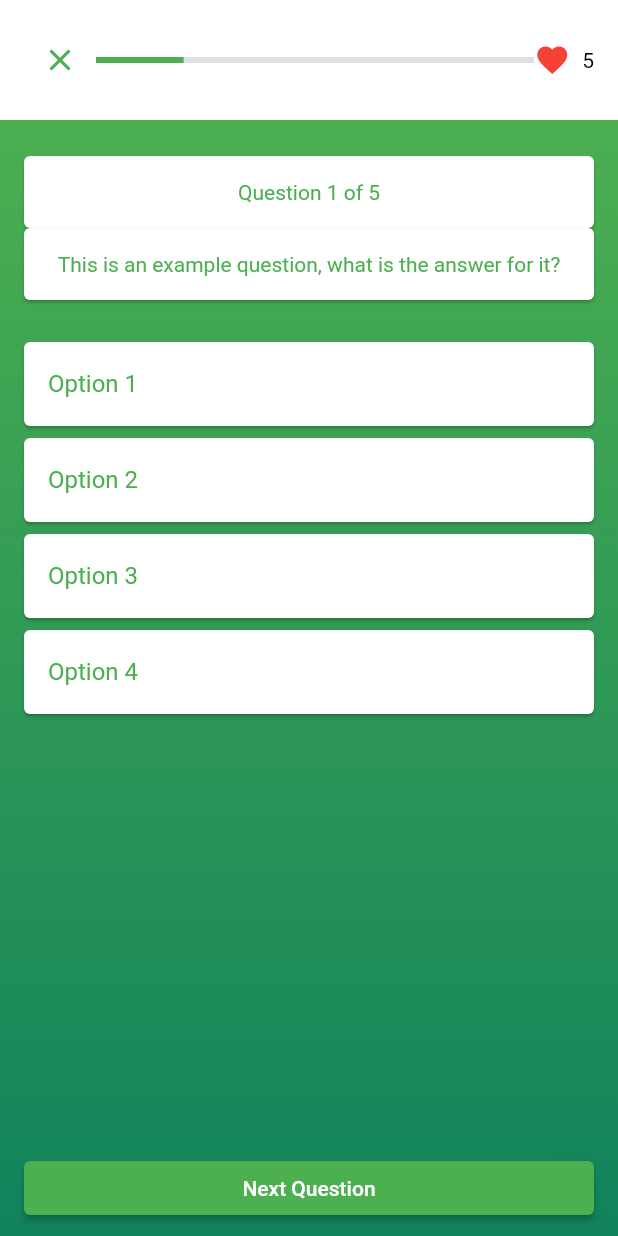
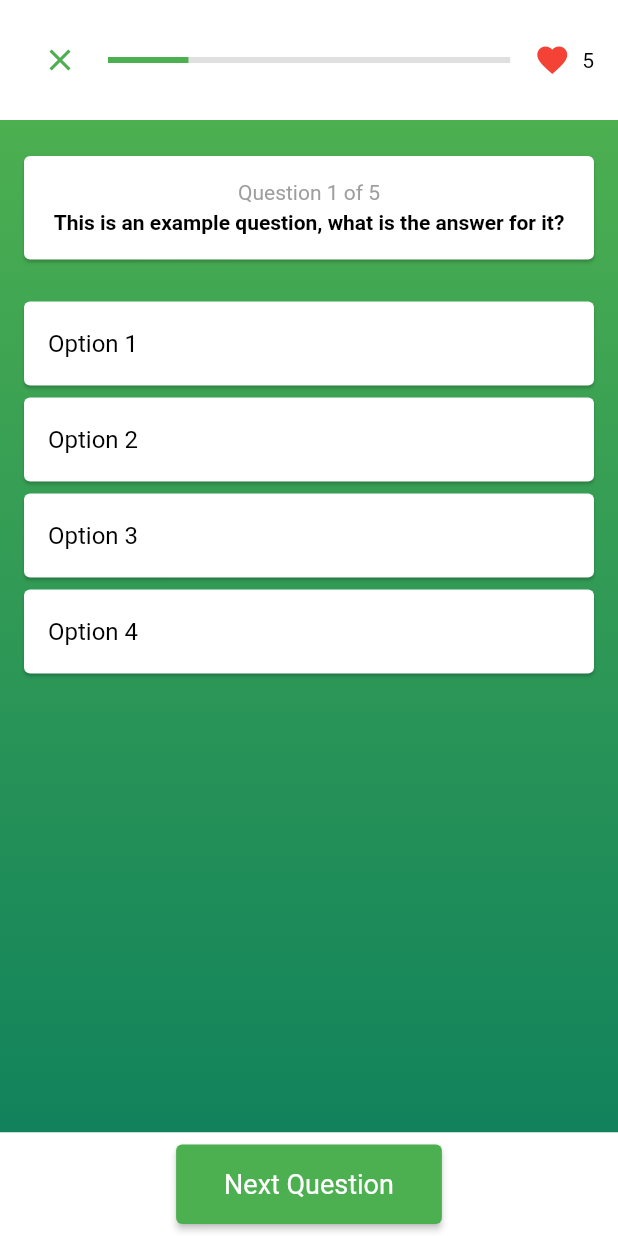
Before and after one commit to kygoben/hackutd, a Flutter app: the screen it shows after launch, after a tap on an icon or button, on a phone screen of 412 x 824 dp. Run offline on Flutter 3.47's test engine with Material 2 defaults, Android fonts, the phone set to English and light mode, and no system bars.

Commit message:
UI changes for sizing, added container wrapper. Altered minor things for icons like padding.

```diff
--- a/finteach/lib/Presentation/lesson_page.dart
+++ b/finteach/lib/Presentation/lesson_page.dart
@@ -18,9 +18,13 @@ class LessonPage extends StatelessWidget {
               mainAxisAlignment: MainAxisAlignment.spaceBetween,
               children: [
                 _buildCloseButton(context),
+                SizedBox(width: 8), // Added space before the progress bar
                 Expanded(
                   child: _buildProgressBar(),
                 ),
+                SizedBox(
+                    width:
+                        16), // Increased space between the progress bar and the heart
                 _buildHeartCount(context, heartCount: 5),
               ],
             ),
@@ -31,8 +35,8 @@ class LessonPage extends StatelessWidget {
                 gradient: LinearGradient(
                   colors: [
                     Colors.green, // Lighter green gradient
-                    Color(0xFF11825C)
-                  ], // Darker green gradient
+                    Color(0xFF11825C) // Darker green gradient
+                  ],
                   begin: Alignment.topCenter,
                   end: Alignment.bottomCenter,
                 ),
@@ -43,8 +47,7 @@ class LessonPage extends StatelessWidget {
                   crossAxisAlignment: CrossAxisAlignment.stretch,
                   children: <Widget>[
                     SizedBox(height: 24),
-                    _buildCard(context, 'Question 1 of 5'),
-                    _buildCard(context,
+                    _buildCombinedCard(context, 'Question 1 of 5',
                         'This is an example question, what is the answer for it?'),
                     SizedBox(height: 24),
                     Expanded(
@@ -58,18 +61,30 @@ class LessonPage extends StatelessWidget {
                         ],
                       ),
                     ),
-                    Padding(
-                      padding: const EdgeInsets.symmetric(
-                          horizontal: 16.0, vertical: 8.0),
-                      child: ElevatedButton(
-                        child: Text('Next Question'),
-                        onPressed: () {
-                          // Handle next question action
-                        },
-                      ),
-                    ),
                   ],
                 ),
+              ),
+            ),
+          ),
+          // Bottom bar with white background
+          Container(
+            color: Colors.white,
+            padding:
+                const EdgeInsets.symmetric(horizontal: 16.0, vertical: 8.0),
+            child: Center(
+              child: ElevatedButton(
+                style: ElevatedButton.styleFrom(
+                  primary: Colors.green,
+                  padding: const EdgeInsets.symmetric(
+                      horizontal: 32.0,
+                      vertical: 16.0), // Increased padding for a bigger button
+                  textStyle:
+                      const TextStyle(fontSize: 18), // Increased font size
+                ),
+                child: Text('Next Question'),
+                onPressed: () {
+                  // Handle next question action
+                },
               ),
             ),
           ),
@@ -80,7 +95,7 @@ class LessonPage extends StatelessWidget {
 
   Widget _buildCloseButton(BuildContext context) {
     return IconButton(
-      icon: Icon(Icons.close, color: Colors.green),
+      icon: const Icon(Icons.close, color: Colors.green),
       onPressed: () {
         Navigator.of(context).pop();
       },
@@ -98,9 +113,9 @@ class LessonPage extends StatelessWidget {
   Widget _buildHeartCount(BuildContext context, {required int heartCount}) {
     return Row(
       children: [
-        Icon(Icons.favorite, color: Colors.red),
+        const Icon(Icons.favorite, color: Colors.red),
         SizedBox(width: 8),
-        Text('$heartCount', style: TextStyle(color: Colors.black)),
+        Text('$heartCount', style: const TextStyle(color: Colors.black)),
       ],
     );
   }
@@ -108,9 +123,9 @@ class LessonPage extends StatelessWidget {
   Widget _buildOption(BuildContext context, String option) {
     return Card(
       color: Colors.white,
-      margin: EdgeInsets.symmetric(vertical: 4),
+      margin: const EdgeInsets.symmetric(vertical: 4),
       child: ListTile(
-        title: Text(option, style: TextStyle(color: Colors.green)),
+        title: Text(option, style: const TextStyle(color: Colors.black)),
         onTap: () {
           // Handle option tap action
         },
@@ -118,15 +133,26 @@ class LessonPage extends StatelessWidget {
     );
   }
 
-  Widget _buildCard(BuildContext context, String text) {
+  Widget _buildCombinedCard(
+      BuildContext context, String questionNumber, String questionText) {
     return Card(
       margin: const EdgeInsets.symmetric(horizontal: 16.0),
       child: Container(
         padding: const EdgeInsets.all(16.0),
-        child: Text(
-          text,
-          style: TextStyle(color: Colors.green),
+        child: RichText(
           textAlign: TextAlign.center,
+          text: TextSpan(
+            style: const TextStyle(fontSize: 14.0, color: Colors.black),
+            children: <TextSpan>[
+              TextSpan(
+                  text: '$questionNumber\n',
+                  style: TextStyle(
+                      fontWeight: FontWeight.w400, color: Colors.grey)),
+              TextSpan(
+                  text: questionText,
+                  style: TextStyle(fontWeight: FontWeight.bold, height: 1.5)),
+            ],
+          ),
         ),
       ),
     );
```
